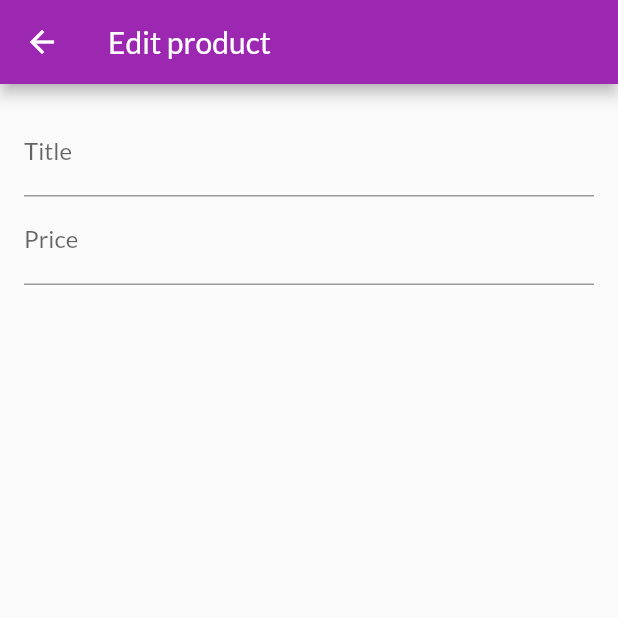
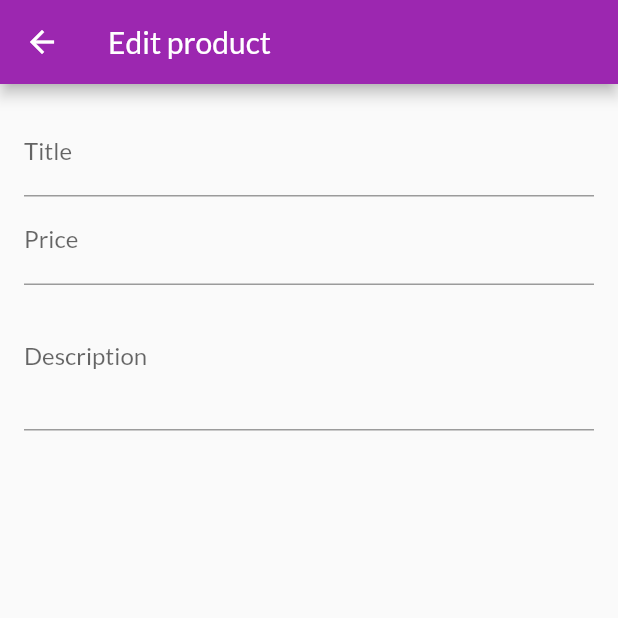
Before and after one commit to Matheus-IT/shop_app_flutter_course, a Flutter app: the EditProductScreen screen opened by its route, on a phone screen of 412 x 824 dp, the top half of it. Run offline on Flutter 3.47's test engine with Material 2 defaults, Android fonts, the phone set to English and light mode, and no system bars; network calls fail.

Commit message:
Description field

```diff
--- a/lib/screens/edit_product_screen.dart
+++ b/lib/screens/edit_product_screen.dart
@@ -27,6 +27,11 @@ class _EditProductScreenState extends State<EditProductScreen> {
                 textInputAction: TextInputAction.next,
                 keyboardType: TextInputType.number,
               ),
+              TextFormField(
+                decoration: const InputDecoration(labelText: 'Description'),
+                keyboardType: TextInputType.multiline,
+                maxLines: 3,
+              )
             ],
           ),
         ),
```
